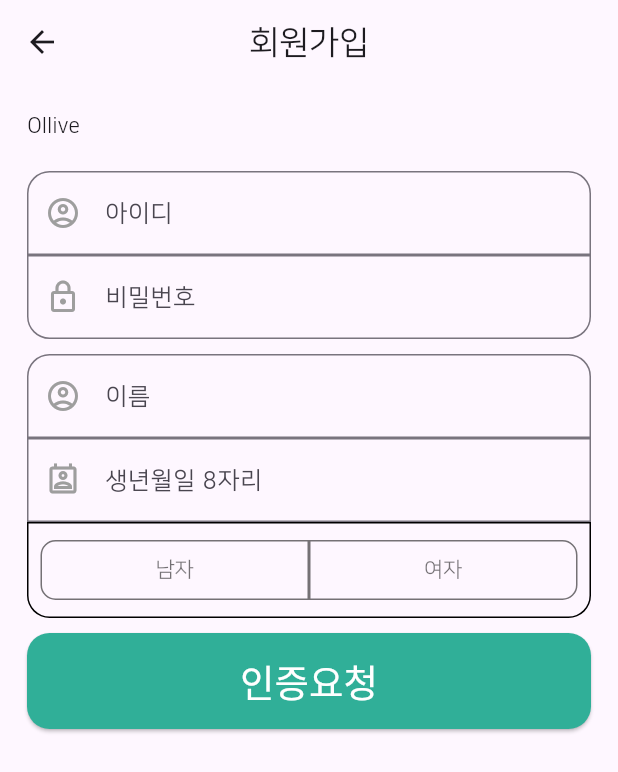
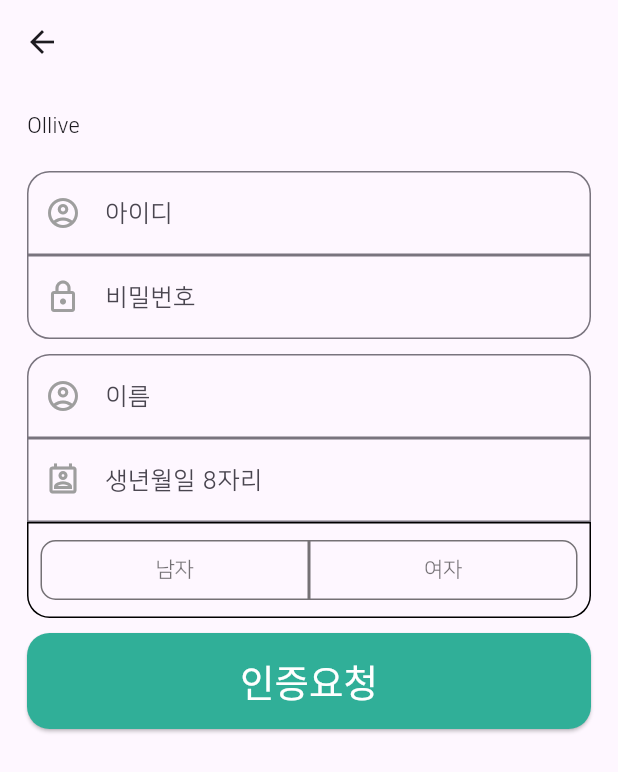
Before and after one commit to Ollive-88/front, a Flutter app: the SigninScreen screen opened by its route, on a phone screen of 412 x 824 dp. Shown: the top 772 px of the screen. Run offline on Flutter 3.47's test engine with Material 3 defaults, Android fonts, the phone set to English and light mode, and no system bars; our stand-ins replace dio, get, image_picker.

Commit message:
Mod: appBar title 값 삭제

```diff
--- a/ollive_front/lib/screens/user/signin_screen.dart
+++ b/ollive_front/lib/screens/user/signin_screen.dart
@@ -56,10 +56,7 @@ class _SigninScreenState extends State<SigninScreen> {
     );
 
     return Scaffold(
-      appBar: AppBar(
-        title: const Text('회원가입'),
-        centerTitle: true,
-      ),
+      appBar: AppBar(),
       body: SafeArea(
         child: Padding(
           padding: const EdgeInsets.all(8.0),
```
